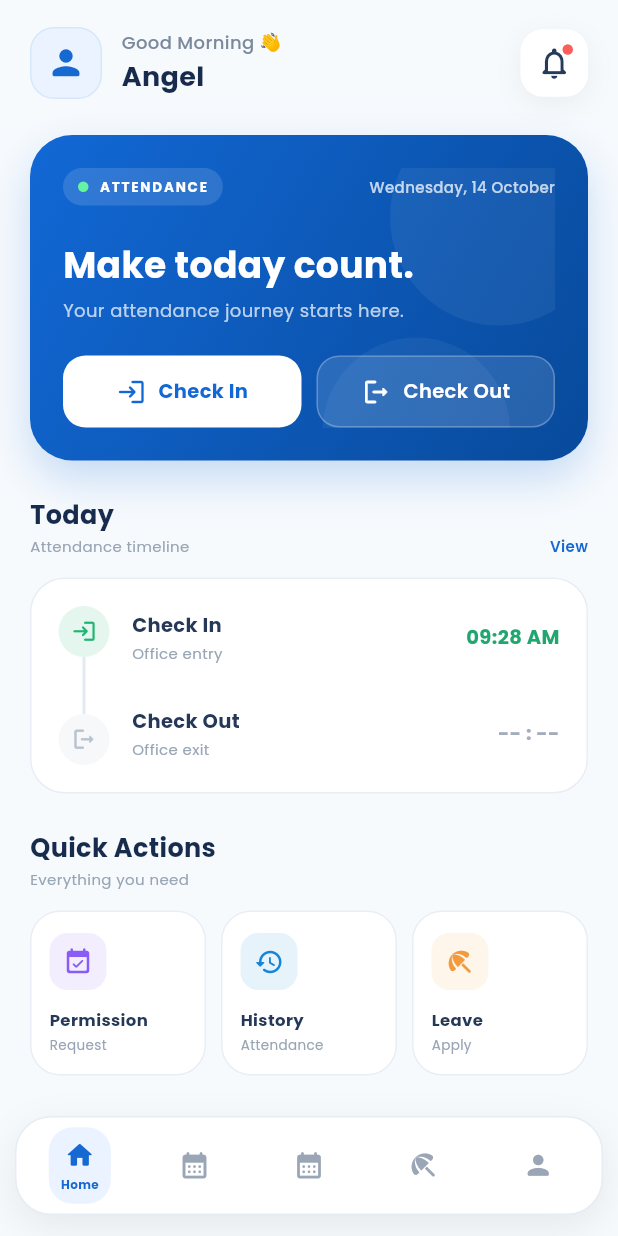
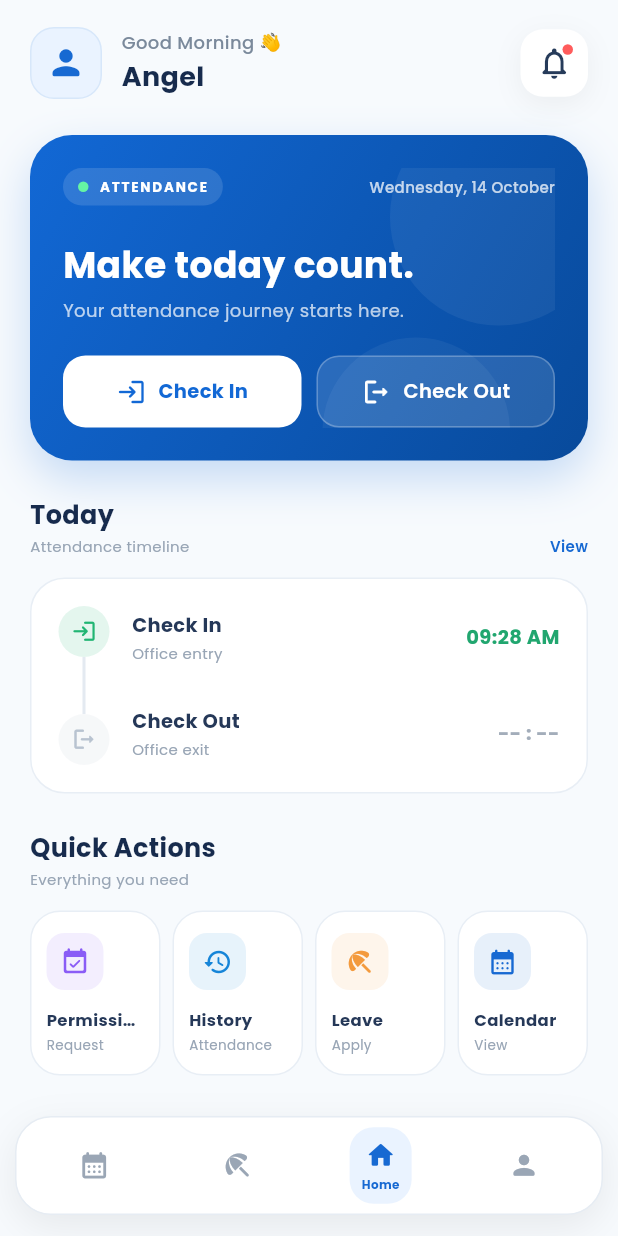
Before and after one commit to 11RAJAVEERAN/LYRA_PULSE, a Flutter app: the HomeScreen screen opened by its route, on a phone screen of 412 x 824 dp. Run offline on Flutter 3.47's test engine with Material 3 defaults, Android fonts, the phone set to English and light mode, and no system bars; our stand-ins replace camera, dio, flutter_secure_storage, geocoding, geolocator, get and 2 more; accounts and stored records are empty.

Commit message:
Update home screen quick actions and bottom navigation

```diff
--- a/lyrapulse-mobile/lib/features/home/views/home_screen.dart
+++ b/lyrapulse-mobile/lib/features/home/views/home_screen.dart
@@ -1,3 +1,4 @@
+
 import 'package:flutter/material.dart';
 import 'package:get/get.dart';
 import 'package:google_fonts/google_fonts.dart';
@@ -66,6 +67,10 @@ class _HomeScreenState extends State<HomeScreen> {
     Get.to(() => const ProfileScreen());
   }
 
+  void _openCalendar() {
+    Get.to(() => CalendarScreen());
+  }
+
   String _getToday() {
     final now = DateTime.now();
 
@@ -102,9 +107,7 @@ class _HomeScreenState extends State<HomeScreen> {
     return Scaffold(
       backgroundColor: const Color(0xFFF7FAFD),
       body: SafeArea(
-        child: _selectedIndex == 2
-            ? CalendarScreen()
-            : Column(
+        child: Column(
           children: [
             Expanded(
               child: SingleChildScrollView(
@@ -576,7 +579,7 @@ class _HomeScreenState extends State<HomeScreen> {
                 onTap: _openPermission,
               ),
             ),
-            const SizedBox(width: 10),
+            const SizedBox(width: 8),
             Expanded(
               child: _actionItem(
                 icon: Icons.history_rounded,
@@ -586,7 +589,7 @@ class _HomeScreenState extends State<HomeScreen> {
                 onTap: _openAttendanceHistory,
               ),
             ),
-            const SizedBox(width: 10),
+            const SizedBox(width: 8),
             Expanded(
               child: _actionItem(
                 icon: Icons.beach_access_rounded,
@@ -594,6 +597,16 @@ class _HomeScreenState extends State<HomeScreen> {
                 subtitle: 'Apply',
                 iconColor: const Color(0xFFF39A3D),
                 onTap: _openLeave,
+              ),
+            ),
+            const SizedBox(width: 8),
+            Expanded(
+              child: _actionItem(
+                icon: Icons.calendar_month_rounded,
+                title: 'Calendar',
+                subtitle: 'View',
+                iconColor: const Color(0xFF1769D2),
+                onTap: _openCalendar,
               ),
             ),
           ],
@@ -612,7 +625,7 @@ class _HomeScreenState extends State<HomeScreen> {
     return GestureDetector(
       onTap: onTap,
       child: Container(
-        padding: const EdgeInsets.fromLTRB(12, 14, 12, 13),
+        padding: const EdgeInsets.fromLTRB(10, 14, 10, 13),
         decoration: BoxDecoration(
           color: Colors.white,
           borderRadius: BorderRadius.circular(20),
@@ -967,6 +980,7 @@ class _HomeScreenState extends State<HomeScreen> {
     );
   }
 
+  // Bottom navigation: Home is positioned in the center.
   Widget _buildBottomNavigation() {
     return Container(
       color: const Color(0xFFF7FAFD),
@@ -989,37 +1003,38 @@ class _HomeScreenState extends State<HomeScreen> {
           ],
         ),
         child: Row(
-          mainAxisAlignment: MainAxisAlignment.spaceAround,
           children: [
-            _bottomNavItem(
+            Expanded(
+              child: _bottomNavItem(
+                index: 1,
+                icon: Icons.calendar_month_rounded,
+                label: 'Attendance',
+                onTap: _openAttendanceRecords,
+              ),
+            ),
+            Expanded(
+              child: _bottomNavItem(
+                index: 2,
+                icon: Icons.beach_access_rounded,
+                label: 'Leave',
+                onTap: _openLeave,
+              ),
+            ),
+            Expanded(
+              child: _bottomNavItem(
                 index: 0,
                 icon: Icons.home_rounded,
                 label: 'Home',
                 onTap: () {},
               ),
-            _bottomNavItem(
-              index: 1,
-              icon: Icons.calendar_month_rounded,
-              label: 'Attendance',
-              onTap: _openAttendanceRecords,
             ),
-           _bottomNavItem(
-  index: 2,
-  icon: Icons.calendar_month_rounded,
-  label: 'Calendar',
-  onTap: () {},
-),
-            _bottomNavItem(
+            Expanded(
+              child: _bottomNavItem(
                 index: 3,
-              icon: Icons.beach_access_rounded,
-              label: 'Leave',
-              onTap: _openLeave,
-            ),
-            _bottomNavItem(
-              index: 4,
                 icon: Icons.person_rounded,
                 label: 'Profile',
                 onTap: _openProfile,
+              ),
             ),
           ],
         ),
@@ -1035,8 +1050,7 @@ class _HomeScreenState extends State<HomeScreen> {
   }) {
     final selected = _selectedIndex == index;
 
-    return Expanded(
-      child: GestureDetector(
+    return GestureDetector(
       onTap: () {
         setState(() {
           _selectedIndex = index;
@@ -1086,7 +1100,6 @@ class _HomeScreenState extends State<HomeScreen> {
           ),
         ),
       ),
-      ),
     );
   }
 }
```
Lines whose indentation alone changed are shown as unchanged.
